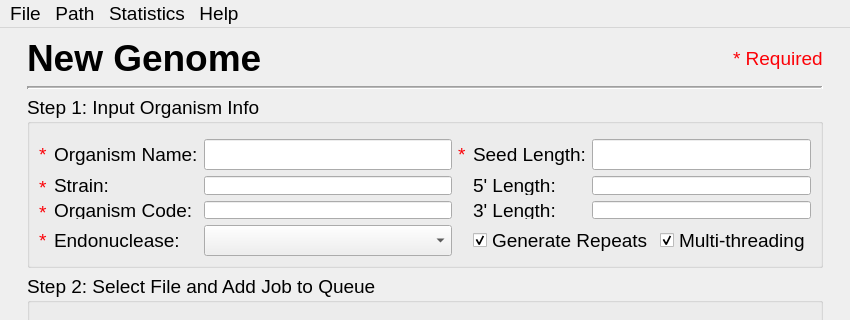
The window that NewGenome.ui (TrinhLab/CASPERapp) describes before a commit, drawn with Qt 5; both pictures show x 0 to 850 and y 0 to 320 of the 850 by 868 pixel window.
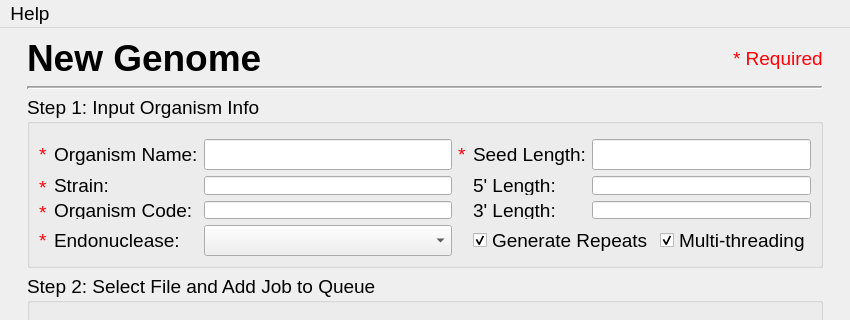
The same window after the commit.

Commit message: removing dead links from new genome. adding in new UIs for results, they are not working yet

Patch:
```diff
--- a/NewGenome.ui
+++ b/NewGenome.ui
@@ -7,7 +7,7 @@
     <x>0</x>
     <y>0</y>
     <width>850</width>
-    <height>850</height>
+    <height>858</height>
    </rect>
   </property>
   <property name="font">
@@ -762,27 +762,9 @@
      <x>0</x>
      <y>0</y>
      <width>850</width>
-     <height>24</height>
+     <height>21</height>
     </rect>
    </property>
-   <widget class="QMenu" name="menuFile">
-    <property name="title">
-     <string>File</string>
-    </property>
-    <addaction name="actionExisting_Organism"/>
-   </widget>
-   <widget class="QMenu" name="menuPath">
-    <property name="title">
-     <string>Path</string>
-    </property>
-    <addaction name="actionChange_Directory"/>
-   </widget>
-   <widget class="QMenu" name="menuStatistics">
-    <property name="title">
-     <string>Statistics</string>
-    </property>
-    <addaction name="actionView_Statistics"/>
-   </widget>
    <widget class="QMenu" name="menuHelp">
     <property name="title">
      <string>Help</string>
@@ -790,9 +772,6 @@
     <addaction name="visit_repo"/>
     <addaction name="go_ncbi"/>
    </widget>
-   <addaction name="menuFile"/>
-   <addaction name="menuPath"/>
-   <addaction name="menuStatistics"/>
    <addaction name="menuHelp"/>
   </widget>
   <action name="actionExisting_Organism">
```
The commit also changes 4 other files.
